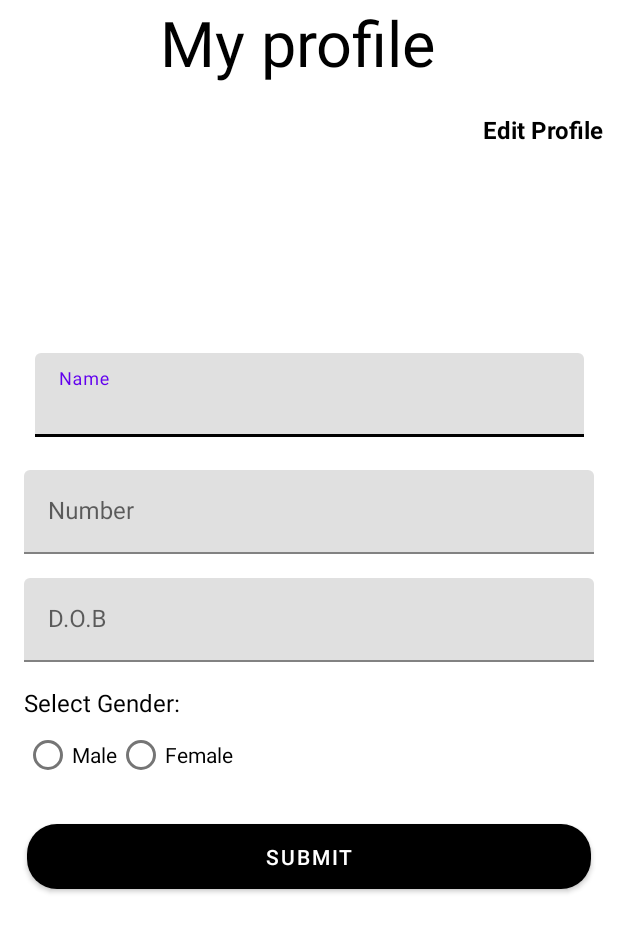
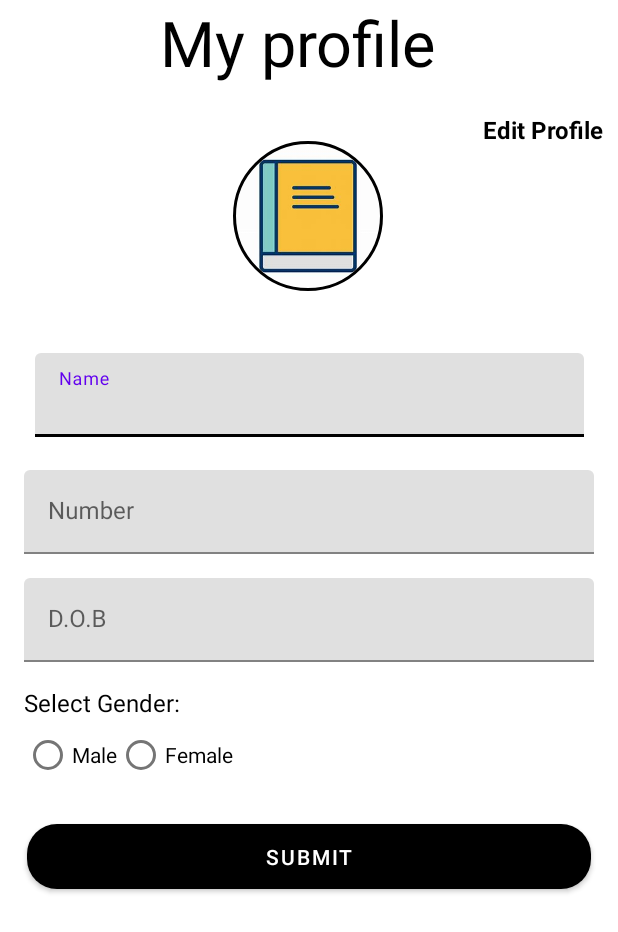
Before and after one commit to Leosumit9/evidya_code, an Android app: the my_account screen opened directly, with no data from a screen before it, on a phone screen of 412 x 824 dp. Shown: the top 932 px of the screen. Run offline under Robolectric (Android 15) with nearby library versions, the phone set to English and light mode, and no system bars; our stand-ins replace CircleImageView.

Commit message:
second comment, for circle image

```diff
--- a/app/build.gradle.kts
+++ b/app/build.gradle.kts
@@ -44,9 +44,8 @@ android {
 
 dependencies {
 
-    implementation ("androidx.navigation:navigation-fragment-ktx:2.7.6")
-    implementation ("androidx.navigation:navigation-ui-ktx:2.7.6")
 
+    implementation ("de.hdodenhof:circleimageview:3.1.0")
     implementation ("com.airbnb.android:lottie:6.0.0")
     implementation ("com.google.firebase:firebase-auth:22.1.2")
     implementation ("com.google.firebase:firebase-database:20.3.1")
--- a/app/src/main/res/layout/activity_my_account.xml
+++ b/app/src/main/res/layout/activity_my_account.xml
@@ -7,20 +7,24 @@
     android:layout_height="match_parent"
     tools:context=".my_account">
 
+    <androidx.constraintlayout.widget.ConstraintLayout
+        android:layout_width="match_parent"
+        android:layout_height="match_parent">
 
-<!--    <de.hdodenhof.circleimageview.CircleImageView-->
-<!--        android:id="@+id/profile_image"-->
-<!--        android:layout_width="100dp"-->
-<!--        android:layout_height="100dp"-->
-<!--        android:src="@drawable/cover_1"-->
-<!--        app:civ_border_color="@color/black"-->
-<!--        app:civ_border_width="2dp"-->
-<!--        app:layout_constraintBottom_toBottomOf="parent"-->
-<!--        app:layout_constraintEnd_toEndOf="parent"-->
-<!--        app:layout_constraintHorizontal_bias="0.498"-->
-<!--        app:layout_constraintStart_toStartOf="parent"-->
-<!--        app:layout_constraintTop_toTopOf="parent"-->
-<!--        app:layout_constraintVertical_bias="0.13" />-->
+        <de.hdodenhof.circleimageview.CircleImageView
+            android:id="@+id/profile_image"
+            android:layout_width="100dp"
+            android:layout_height="100dp"
+            android:src="@drawable/cover_1"
+            app:civ_border_color="@color/black"
+            app:civ_border_width="2dp"
+            app:layout_constraintBottom_toBottomOf="parent"
+            app:layout_constraintEnd_toEndOf="parent"
+            app:layout_constraintHorizontal_bias="0.498"
+            app:layout_constraintStart_toStartOf="parent"
+            app:layout_constraintTop_toTopOf="parent"
+            app:layout_constraintVertical_bias="0.13"/>
+    </androidx.constraintlayout.widget.ConstraintLayout>
 
     <TextView
         android:id="@+id/edit_profile"
```
